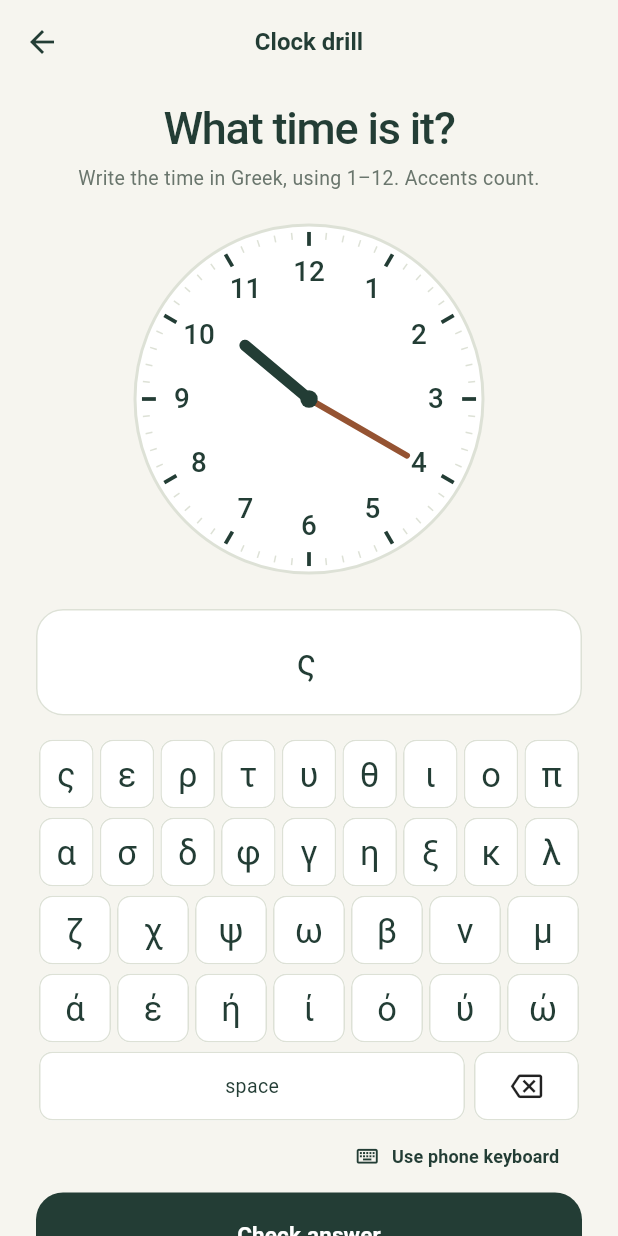
After one commit to smocer/greek_anki, a Flutter app: the ClockDrillScreen screen opened directly, after a tap on an icon or button, on a phone screen of 412 x 824 dp. The commit adds this screen. Run offline on Flutter 3.47's test engine with Material 3 defaults, Android fonts, the phone set to English and light mode, and no system bars; our stand-ins replace audioplayers, shared_preferences; missing offline and left inert: dart:js_interop; accounts and stored records are empty.

Commit message:
Add endless Greek analog clock drill

```diff
--- /dev/null
+++ b/lib/domain/clock_drill.dart
@@ -0,0 +1,131 @@
+import 'dart:math';
+
+import 'greek_text.dart';
+
+/// A position on a twelve-hour clock, in five-minute steps.
+class ClockTime {
+  ClockTime(this.hour, this.minute) {
+    RangeError.checkValueInInterval(hour, 1, 12, 'hour');
+    RangeError.checkValueInInterval(minute, 0, 55, 'minute');
+    if (minute % 5 != 0) {
+      throw ArgumentError.value(minute, 'minute', 'Must be a multiple of five');
+    }
+  }
+
+  final int hour;
+  final int minute;
+
+  int get slot => (hour % 12) * 12 + minute ~/ 5;
+  int get nextHour => hour % 12 + 1;
+  String get digital => '$hour:${minute.toString().padLeft(2, '0')}';
+}
+
+class ClockTimeGenerator {
+  ClockTimeGenerator({Random? random}) : _random = random ?? Random();
+
+  final Random _random;
+
+  ClockTime next({ClockTime? previous}) {
+    // Select uniformly from the other positions without a retry loop.
+    var slot = _random.nextInt(previous == null ? 144 : 143);
+    if (previous != null && slot >= previous.slot) slot++;
+    final hour = slot ~/ 12;
+    return ClockTime(hour == 0 ? 12 : hour, slot % 12 * 5);
+  }
+}
+
+/// Spoken clock answers use feminine hours and neuter minute counts.
+class GreekClockAnswer {
+  const GreekClockAnswer();
+
+  static const _hours = [
+    <String>[],
+    ['μία', 'μια'],
+    ['δύο', 'δυο'],
+    ['τρεις'],
+    ['τέσσερις'],
+    ['πέντε'],
+    ['έξι'],
+    ['εφτά', 'επτά'],
+    ['οχτώ', 'οκτώ'],
+    ['εννιά', 'εννέα'],
+    ['δέκα'],
+    ['έντεκα'],
+    ['δώδεκα'],
+  ];
+  static const _minutes = {
+    5: 'πέντε',
+    10: 'δέκα',
+    15: 'δεκαπέντε',
+    20: 'είκοσι',
+    25: 'είκοσι πέντε',
+    30: 'τριάντα',
+    35: 'τριάντα πέντε',
+    40: 'σαράντα',
+    45: 'σαράντα πέντε',
+    50: 'πενήντα',
+    55: 'πενήντα πέντε',
+  };
+  static const _halfHours = [
+    <String>[],
+    ['μιάμιση'],
+    ['δυόμισι'],
+    ['τρεισήμισι'],
+    ['τεσσερισήμισι'],
+    ['πεντέμισι'],
+    ['εξίμισι'],
+    ['εφτάμισι', 'επτάμισι'],
+    ['οχτώμισι', 'οκτώμισι'],
+    ['εννιάμισι', 'εννεάμισι'],
+    ['δεκάμισι'],
+    ['εντεκάμισι'],
+    ['δωδεκάμισι'],
+  ];
+
+  String display(ClockTime time) {
+    final hour = _hours[time.hour].first;
+    final minute = time.minute;
+    final phrase = switch (minute) {
+      0 => '$hour ακριβώς',
+      15 => '$hour και τέταρτο',
+      30 => '$hour και μισή',
+      45 => '${_hours[time.nextHour].first} παρά τέταρτο',
+      > 30 => '${_hours[time.nextHour].first} παρά ${_minutes[60 - minute]}',
+      _ => '$hour και ${_minutes[minute]}',
+    };
+    return 'Είναι $phrase.';
+  }
+
+  bool matches(String input, ClockTime time) {
+    final key = GreekText.answerKey(input);
+    return answersFor(time).any((answer) => GreekText.answerKey(answer) == key);
+  }
+
+  Iterable<String> answersFor(ClockTime time) sync* {
+    final phrases = <String>{};
+    for (final hour in _hours[time.hour]) {
+      if (time.minute == 0) {
+        phrases.addAll([hour, '$hour ακριβώς', '$hour η ώρα']);
+      } else {
+        final minutes = _minutes[time.minute]!;
+        phrases.addAll(['$hour και $minutes', '$hour και $minutes λεπτά']);
+        if (time.minute == 15) phrases.add('$hour και τέταρτο');
+        if (time.minute == 30) phrases.add('$hour και μισή');
+      }
+    }
+    if (time.minute > 30) {
+      for (final hour in _hours[time.nextHour]) {
+        final minutes = _minutes[60 - time.minute]!;
+        phrases.addAll(['$hour παρά $minutes', '$hour παρά $minutes λεπτά']);
+        if (time.minute == 45) phrases.add('$hour παρά τέταρτο');
+      }
+    }
+    if (time.minute == 30) phrases.addAll(_halfHours[time.hour]);
+
+    for (final phrase in phrases) {
+      yield phrase;
+      yield 'Είναι $phrase';
+      if (!phrase.endsWith('η ώρα')) yield 'Η ώρα είναι $phrase';
+    }
+  }
+}
--- /dev/null
+++ b/lib/presentation/analog_clock.dart
@@ -0,0 +1,96 @@
+import 'dart:math';
+
+import 'package:flutter/material.dart';
+
+import '../domain/clock_drill.dart';
+import 'app_strings.dart';
+import 'theme.dart';
+
+class AnalogClock extends StatelessWidget {
+  const AnalogClock({super.key, required this.time});
+
+  final ClockTime time;
+
+  @override
+  Widget build(BuildContext context) => Semantics(
+    image: true,
+    label: context.strings.clockReading(time.digital),
+    child: AspectRatio(
+      aspectRatio: 1,
+      child: CustomPaint(painter: _ClockPainter(time)),
+    ),
+  );
+}
+
+class _ClockPainter extends CustomPainter {
+  const _ClockPainter(this.time);
+
+  final ClockTime time;
+
+  @override
+  void paint(Canvas canvas, Size size) {
+    final center = size.center(Offset.zero);
+    final radius = size.shortestSide / 2 - 4;
+    Offset point(double turns, double distance) =>
+        center +
+        Offset(sin(turns * 2 * pi) * distance, -cos(turns * 2 * pi) * distance);
+
+    canvas.drawCircle(center, radius, Paint()..color = Colors.white);
+    canvas.drawCircle(
+      center,
+      radius,
+      Paint()
+        ..color = Palette.line
+        ..style = PaintingStyle.stroke
+        ..strokeWidth = 2,
+    );
+    for (var tick = 0; tick < 60; tick++) {
+      final hourTick = tick % 5 == 0;
+      canvas.drawLine(
+        point(tick / 60, radius * (hourTick ? 0.88 : 0.92)),
+        point(tick / 60, radius * 0.96),
+        Paint()
+          ..color = hourTick ? Palette.ink : Palette.line
+          ..strokeWidth = hourTick ? 2.5 : 1,
+      );
+    }
+    for (var hour = 1; hour <= 12; hour++) {
+      final text = TextPainter(
+        text: TextSpan(
+          text: '$hour',
+          style: TextStyle(
+            color: Palette.ink,
+            fontSize: radius * 0.16,
+            fontWeight: FontWeight.w500,
+          ),
+        ),
+        textDirection: TextDirection.ltr,
+      )..layout();
+      text.paint(
+        canvas,
+        point(hour / 12, radius * 0.73) - text.size.center(Offset.zero),
+      );
+      text.dispose();
+    }
+
+    void hand(double turns, double length, double width, Color color) {
+      canvas.drawLine(
+        center,
+        point(turns, radius * length),
+        Paint()
+          ..color = color
+          ..strokeWidth = radius * width
+          ..strokeCap = StrokeCap.round,
+      );
+    }
+
+    // The hour hand advances between numbers as the minutes increase.
+    hand((time.hour + time.minute / 60) / 12, 0.48, 0.065, Palette.ink);
+    hand(time.minute / 60, 0.65, 0.035, Palette.orange);
+    canvas.drawCircle(center, radius * 0.05, Paint()..color = Palette.ink);
+  }
+
+  @override
+  bool shouldRepaint(_ClockPainter oldDelegate) =>
+      oldDelegate.time.slot != time.slot;
+}
--- a/lib/presentation/app_strings.dart
+++ b/lib/presentation/app_strings.dart
@@ -176,6 +176,25 @@ class AppStrings {
     '翻来覆去,这还得熬多久~',
   );
   String get hardMode => _pick('Hard mode', 'Сложный режим', '默写模式');
+  String get clockDrill => _pick('Clock drill', 'Тренировка часов', '时钟练习');
+  String get clockDrillDescription => _pick(
+    'Random times · Endless practice',
+    'Случайное время · Без ограничений',
+    '随机时间 · 无限练习',
+  );
+  String get clockQuestion =>
+      _pick('What time is it?', 'Который час?', '现在几点？');
+  String get clockInstructions => _pick(
+    'Write the time in Greek, using 1–12. Accents count.',
+    'Напишите время по-гречески, используя часы от 1 до 12. Ударения важны.',
+    '用希腊语写出时间，小时使用 1–12。重音必须正确。',
+  );
+  String clockReading(String time) => _pick(
+    'Analog clock showing $time',
+    'Стрелочные часы показывают $time',
+    '指针时钟显示 $time',
+  );
+  String get nextClock => _pick('Next clock', 'Следующие часы', '下一个时钟');
   String get hardDescription => _pick(
     'Write the answer in Greek.',
     'Напишите ответ по-гречески.',
--- /dev/null
+++ b/lib/presentation/clock_drill_screen.dart
@@ -0,0 +1,191 @@
+import 'package:flutter/material.dart';
+
+import '../domain/clock_drill.dart';
+import 'analog_clock.dart';
+import 'app_strings.dart';
+import 'greek_keyboard.dart';
+import 'theme.dart';
+
+class ClockDrillScreen extends StatefulWidget {
+  const ClockDrillScreen({super.key, this.generator});
+
+  final ClockTimeGenerator? generator;
+
+  @override
+  State<ClockDrillScreen> createState() => _ClockDrillScreenState();
+}
+
+class _ClockDrillScreenState extends State<ClockDrillScreen> {
+  late final _generator = widget.generator ?? ClockTimeGenerator();
+  late ClockTime _time = _generator.next();
+  static const _matcher = GreekClockAnswer();
+  final _answer = TextEditingController();
+  final _focus = FocusNode();
+  bool _useGreekKeyboard = true;
+  bool? _correct;
+
+  @override
+  void dispose() {
+    _answer.dispose();
+    _focus.dispose();
+    super.dispose();
+  }
+
+  void _check() {
+    if (_correct != null || _answer.text.trim().isEmpty) return;
+    _focus.unfocus();
+    setState(() => _correct = _matcher.matches(_answer.text, _time));
+  }
+
+  void _next() {
+    if (_correct == null) return;
+    setState(() {
+      _time = _generator.next(previous: _time);
+      _correct = null;
+      _answer.clear();
+    });
+    if (!_useGreekKeyboard) _focus.requestFocus();
+  }
+
+  @override
+  Widget build(BuildContext context) => Scaffold(
+    appBar: AppBar(
+      leading: BackButton(onPressed: () => Navigator.pop(context)),
+      title: Text(context.strings.clockDrill),
+    ),
+    body: SafeArea(
+      top: false,
+      child: Center(
+        child: ConstrainedBox(
+          constraints: const BoxConstraints(maxWidth: 560),
+          child: SingleChildScrollView(
+            padding: const EdgeInsets.fromLTRB(24, 12, 24, 24),
+            child: Column(
+              crossAxisAlignment: CrossAxisAlignment.stretch,
+              children: [
+                Text(
+                  context.strings.clockQuestion,
+                  textAlign: TextAlign.center,
+                  style: Theme.of(context).textTheme.headlineMedium,
+                ),
+                const SizedBox(height: 6),
+                Text(
+                  context.strings.clockInstructions,
+                  textAlign: TextAlign.center,
+                  style: const TextStyle(color: Palette.muted, fontSize: 13),
+                ),
+                const SizedBox(height: 18),
+                Center(
+                  child: ConstrainedBox(
+                    constraints: const BoxConstraints(maxWidth: 240),
+                    child: AnalogClock(time: _time),
+                  ),
+                ),
+                const SizedBox(height: 20),
+                TextField(
+                  key: const ValueKey('clock-answer'),
+                  controller: _answer,
+                  focusNode: _focus,
+                  readOnly: _useGreekKeyboard || _correct != null,
+                  showCursor: _correct == null,
+                  autocorrect: false,
+                  enableSuggestions: false,
+                  minLines: 1,
+                  maxLines: 3,
+                  textInputAction: TextInputAction.done,
+                  textAlign: TextAlign.center,
+                  style: const TextStyle(fontSize: 24),
+                  decoration: InputDecoration(
+                    hintText: context.strings.answerHint,
+                    hintStyle: const TextStyle(
+                      fontSize: 17,
+                      color: Palette.muted,
+                    ),
+                  ),
+                  onSubmitted: (_) => _check(),
+                ),
+                const SizedBox(height: 16),
+                if (_correct case final correct?) ...[
+                  Semantics(
+                    liveRegion: true,
+                    child: Container(
+                      key: const ValueKey('clock-feedback'),
+                      padding: const EdgeInsets.all(18),
+                      decoration: BoxDecoration(
+                        color: correct ? Palette.softGreen : Palette.softOrange,
+                        borderRadius: BorderRadius.circular(18),
+                      ),
+                      child: Column(
+                        children: [
+                          Icon(
+                            correct
+                                ? Icons.check_circle_outline
+                                : Icons.cancel_outlined,
+                            color: correct ? Palette.ink : Palette.red,
+                          ),
+                          const SizedBox(height: 6),
+                          Text(
+                            correct
+                                ? context.strings.exactlyRight
+                                : context.strings.incorrectAnswer,
+                            style: Theme.of(context).textTheme.titleMedium,
+                          ),
+                          const SizedBox(height: 8),
+                          Text(
+                            _matcher.display(_time),
+                            textAlign: TextAlign.center,
+                            style: const TextStyle(fontSize: 23),
+                          ),
+                          const SizedBox(height: 4),
+                          Text(
+                            _time.digital,
+                            style: const TextStyle(color: Palette.muted),
+                          ),
+                        ],
+                      ),
+                    ),
+                  ),
+                  const SizedBox(height: 20),
+                  FilledButton.icon(
+                    key: const ValueKey('next-clock'),
+                    autofocus: true,
+                    onPressed: _next,
+                    icon: const Icon(Icons.arrow_forward_rounded),
+                    label: Text(context.strings.nextClock),
+                  ),
+                ] else ...[
+                  if (_useGreekKeyboard) GreekKeyboard(controller: _answer),
+                  Align(
+                    alignment: Alignment.centerRight,
+                    child: TextButton.icon(
+                      onPressed: () {
+                        _focus.unfocus();
+                        setState(() => _useGreekKeyboard = !_useGreekKeyboard);
+                        if (!_useGreekKeyboard) _focus.requestFocus();
+                      },
+                      icon: const Icon(Icons.keyboard_outlined, size: 17),
+                      label: Text(
+                        _useGreekKeyboard
+                            ? context.strings.phoneKeyboard
+                            : context.strings.greekKeyboard,
+                        style: const TextStyle(fontSize: 12),
+                      ),
+                    ),
+                  ),
+                  ValueListenableBuilder<TextEditingValue>(
+                    valueListenable: _answer,
+                    builder: (context, value, _) => FilledButton(
+                      key: const ValueKey('check-clock'),
+                      onPressed: value.text.trim().isEmpty ? null : _check,
+                      child: Text(context.strings.checkAnswer),
+                    ),
+                  ),
+                ],
+              ],
+            ),
+          ),
+        ),
+      ),
+    ),
+  );
+}
```
Also changed, not shown: lib/presentation/home_screen.dart (+18 -1 lines), 4 other files.
